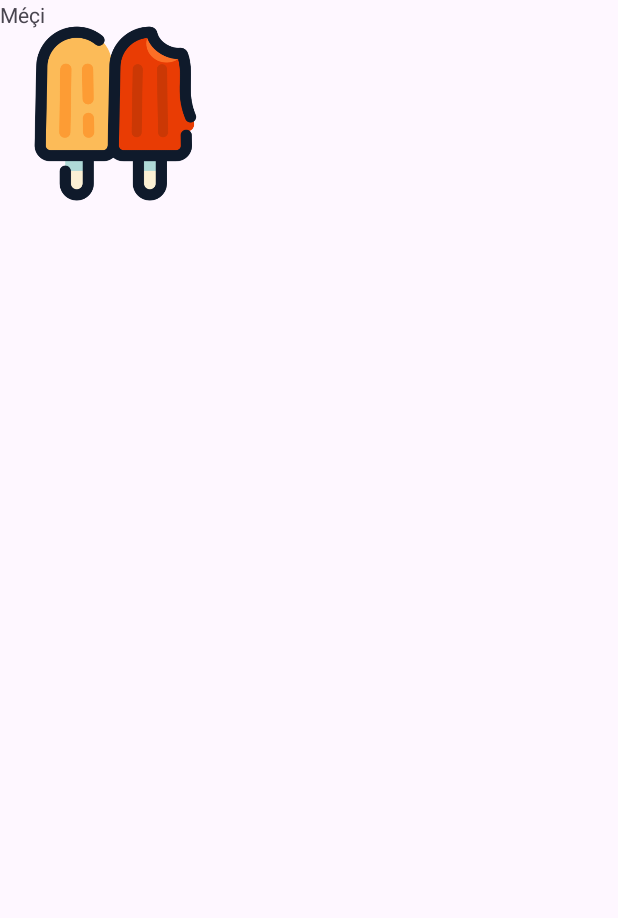
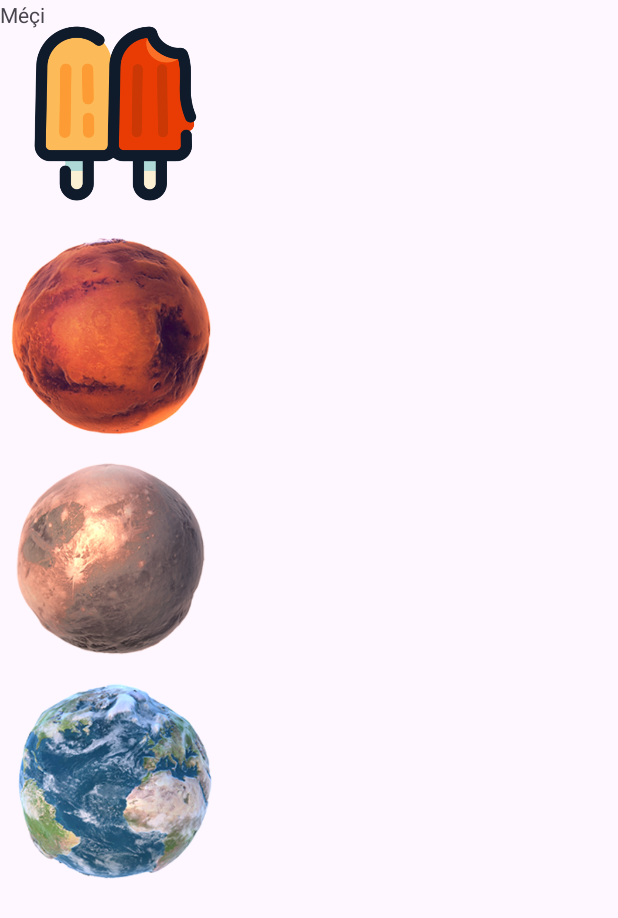
Before and after one commit to IsabeleVanni/Sorvete77, an Android app: the screen it shows after launch (MainActivity), on a phone screen of 412 x 824 dp. Shown: the top 918 px of the screen. Run offline under Robolectric (Android 15) with nearby library versions, the phone set to English and light mode, and no system bars.

Commit message:
relativeLayout

```diff
--- a/app/src/main/res/layout/activity_main.xml
+++ b/app/src/main/res/layout/activity_main.xml
@@ -22,5 +22,29 @@
         android:layout_height="150dp"
         android:src="@drawable/sorvete"/>
 
+    <ImageView
+        android:layout_below="@+id/imgSorvete"
+        android:id="@+id/imgMarte"
+        android:scaleType="centerCrop"
+        android:layout_width="150dp"
+        android:layout_height="150dp"
+        android:src="@drawable/marte"/>
+
+    <ImageView
+        android:layout_below="@+id/imgMarte"
+        android:id="@+id/imgPlutao"
+        android:scaleType="centerCrop"
+        android:layout_width="150dp"
+        android:layout_height="150dp"
+        android:src="@drawable/plutao"/>
+
+    <ImageView
+        android:layout_below="@+id/imgPlutao"
+        android:id="@+id/imgTerra"
+        android:scaleType="centerCrop"
+        android:layout_width="150dp"
+        android:layout_height="150dp"
+        android:src="@drawable/terra"/>
+
 
 </RelativeLayout>
```
